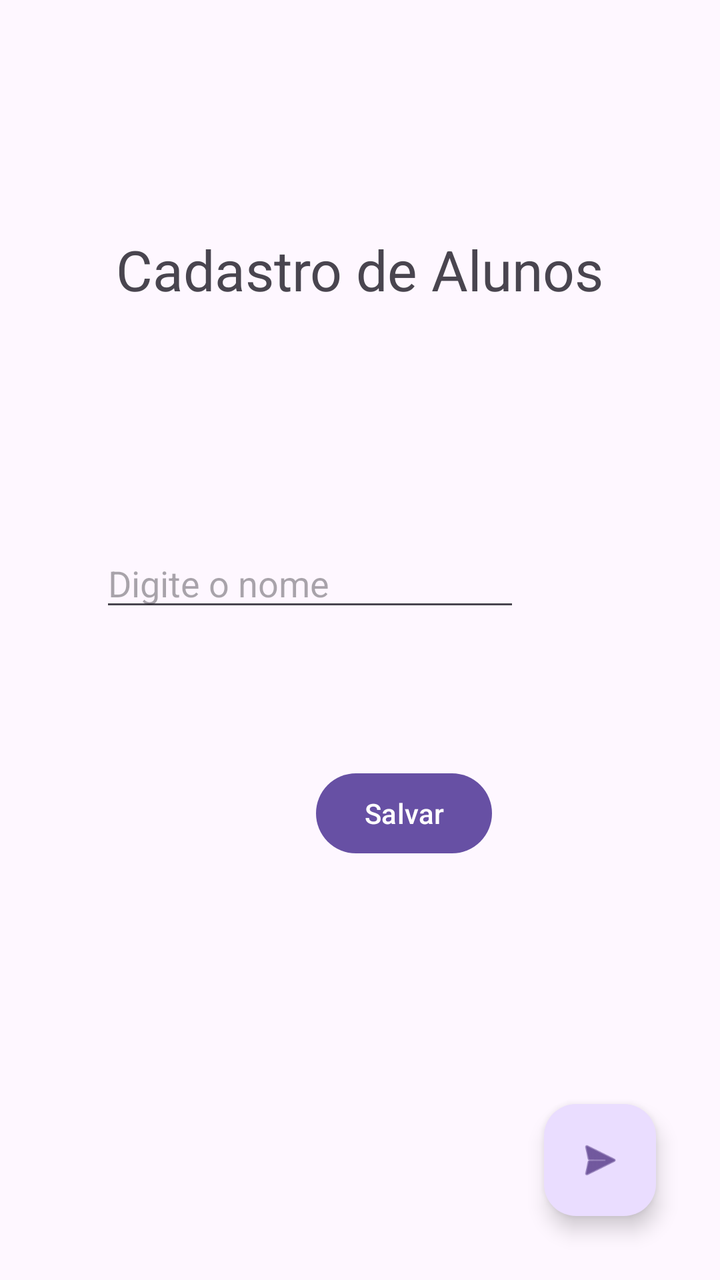
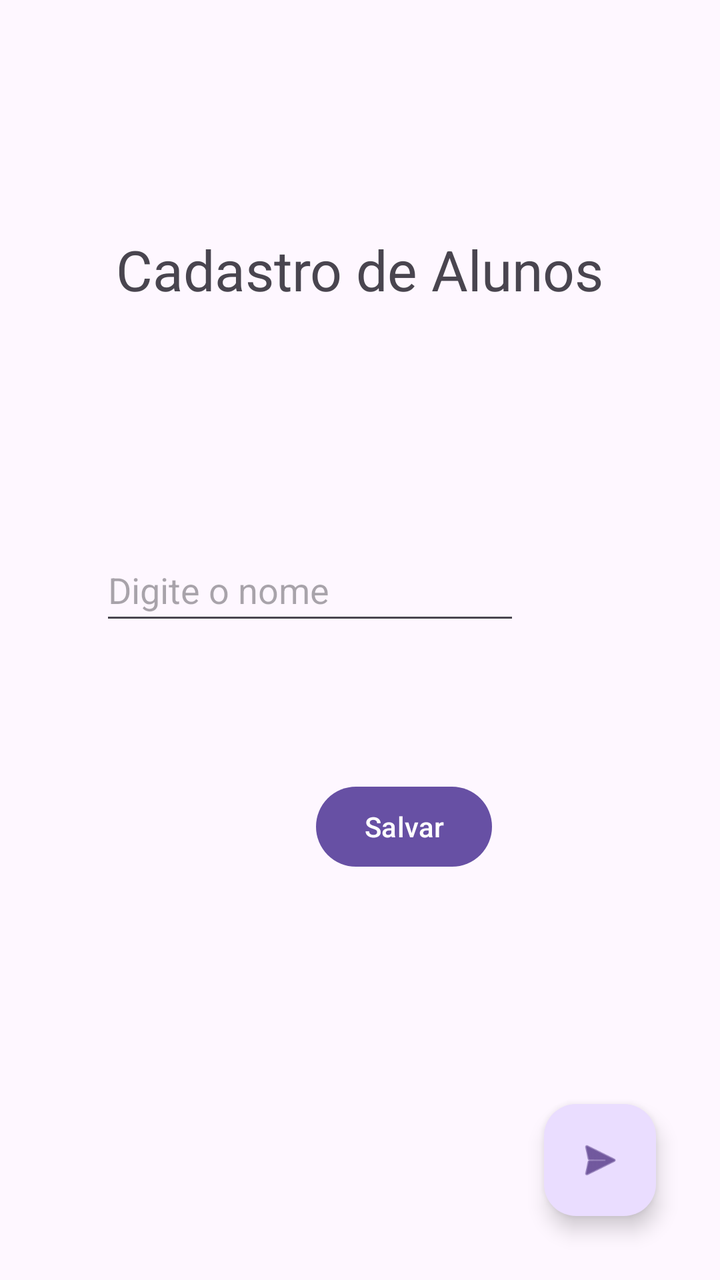

Compare the two renders of this Android layout. The source of the first and the diff that turns it into the second are given below.
<!-- AndroidManifest.xml: application theme Theme.CadastroAlunosApp -->
<!-- res/layout/activity_main.xml -->
<?xml version="1.0" encoding="utf-8"?>
<androidx.constraintlayout.widget.ConstraintLayout xmlns:android="http://schemas.android.com/apk/res/android"
    xmlns:app="http://schemas.android.com/apk/res-auto"
    xmlns:tools="http://schemas.android.com/tools"
    android:id="@+id/main"
    android:layout_width="match_parent"
    android:layout_height="match_parent"
    tools:context=".MainActivity">

    <EditText
        android:id="@+id/edt_nome_aluno"
        android:layout_width="wrap_content"
        android:layout_height="wrap_content"
        android:layout_marginStart="101dp"
        android:layout_marginTop="116dp"
        android:layout_marginEnd="100dp"
        android:ems="10"
        android:hint="Digite o nome"
        android:inputType="text"
        app:layout_constraintEnd_toEndOf="parent"
        app:layout_constraintHorizontal_bias="1.0"
        app:layout_constraintStart_toStartOf="parent"
        app:layout_constraintTop_toBottomOf="@+id/txv_titulo_tela" />

    <TextView
        android:id="@+id/txv_titulo_tela"
        android:layout_width="wrap_content"
        android:layout_height="wrap_content"
        android:layout_marginStart="144dp"
        android:layout_marginTop="116dp"
        android:layout_marginEnd="144dp"
        android:text="Cadastro de Alunos"
        android:textSize="28sp"
        app:layout_constraintEnd_toEndOf="parent"
        app:layout_constraintStart_toStartOf="parent"
        app:layout_constraintTop_toTopOf="parent" />

    <Button
        android:id="@+id/btn_salvar"
        android:layout_width="wrap_content"
        android:layout_height="wrap_content"
        android:layout_marginStart="158dp"
        android:layout_marginTop="72dp"
        android:layout_marginEnd="163dp"
        android:text="Salvar"
        app:layout_constraintEnd_toEndOf="parent"
        app:layout_constraintHorizontal_bias="0.0"
        app:layout_constraintStart_toStartOf="parent"
        app:layout_constraintTop_toBottomOf="@+id/edt_nome_aluno" />

    <com.google.android.material.floatingactionbutton.FloatingActionButton
        android:id="@+id/fab_avancar"
        android:layout_width="wrap_content"
        android:layout_height="wrap_content"
        android:layout_marginEnd="32dp"
        android:layout_marginBottom="32dp"
        android:clickable="true"
        android:contentDescription="Finalizar cadastro."
        app:layout_constraintBottom_toBottomOf="parent"
        app:layout_constraintEnd_toEndOf="parent"
        app:srcCompat="@android:drawable/ic_menu_send" />
</androidx.constraintlayout.widget.ConstraintLayout>
<!-- resources referenced by this layout -->
<resources>
  <style name="Theme.CadastroAlunosApp" parent="Base.Theme.CadastroAlunosApp" />
  <style name="Base.Theme.CadastroAlunosApp" parent="Theme.Material3.DayNight.NoActionBar">
          
          
      </style>
</resources>

<!-- the commit's change to res/layout/activity_main.xml (unified diff, before → after) -->
@@ -10,7 +10,7 @@
     <EditText
         android:id="@+id/edt_nome_aluno"
         android:layout_width="wrap_content"
-        android:layout_height="wrap_content"
+        android:layout_height="48dp"
         android:layout_marginStart="101dp"
         android:layout_marginTop="116dp"
         android:layout_marginEnd="100dp"
